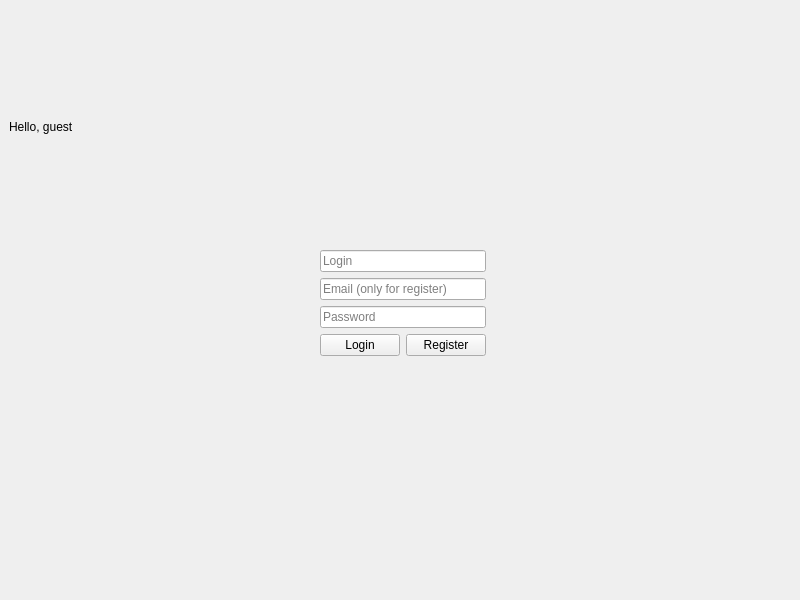
The window that src/qogin/mainwindow.ui (a2p1k02/qogin) describes before a commit, drawn with Qt 5.
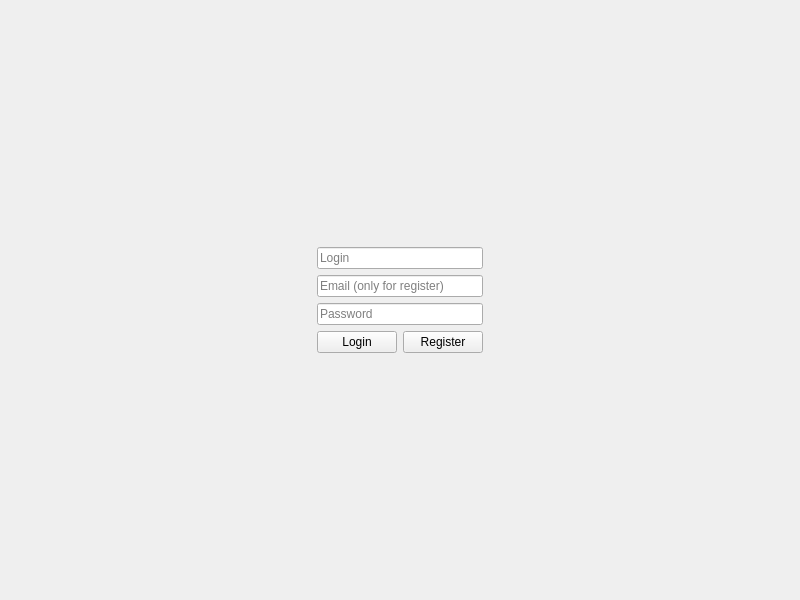
The same window after the commit.

```diff
--- a/src/qogin/mainwindow.ui
+++ b/src/qogin/mainwindow.ui
@@ -63,13 +63,6 @@
         </property>
        </widget>
       </item>
-      <item row="0" column="0">
-       <widget class="QLabel" name="label_2">
-        <property name="text">
-         <string>Hello, guest</string>
-        </property>
-       </widget>
-      </item>
       <item row="5" column="1">
        <widget class="QPushButton" name="loginButton">
         <property name="text">
```
